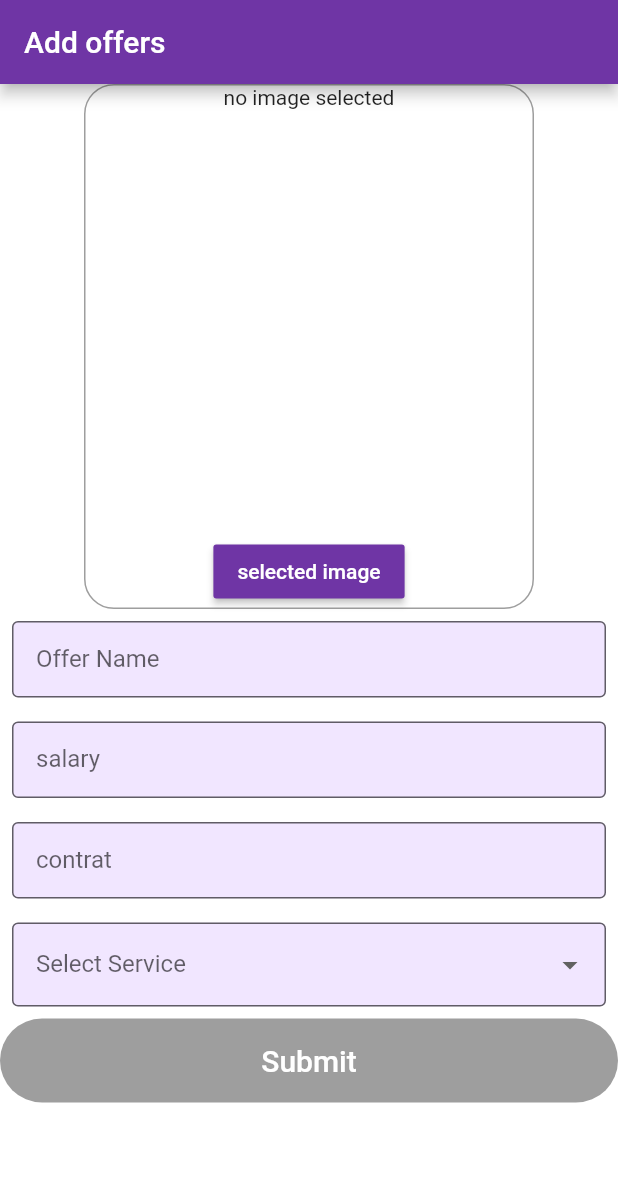
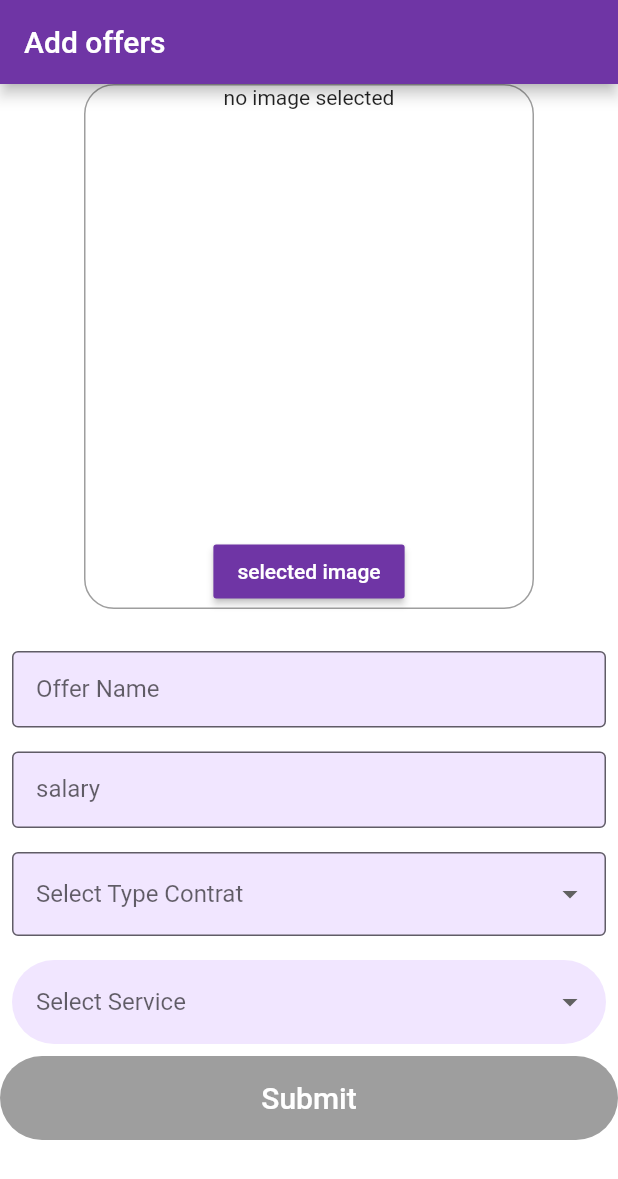
Before and after one commit to maleekhamza/Project_PP, a Flutter app: the addnote screen opened directly, on a phone screen of 412 x 824 dp. Shown: the top 1179 px of the screen. Run offline on Flutter 3.47's test engine with Material 2 defaults, Android fonts, the phone set to English and light mode, and no system bars; our stand-ins replace cloud_firestore, firebase_auth, firebase_core, firebase_storage, flutter_svg, image_picker; accounts and stored records are empty.

Commit message:
inspect widget error

```diff
--- a/lib/addpost.dart
+++ b/lib/addpost.dart
@@ -29,16 +29,24 @@ class _addnoteState extends State<addnote> {
     'Adminstration'
   ];
 
+  final typeContrat = [
+    'CDI',
+    'CDD'
+  ];
+
   String ? SelectedServices;
+  String ? SelectedContrat;
+
 
   CollectionReference ref = FirebaseFirestore.instance.collection('posts');
 
   Future<void> addOffer() async {
     final  imageurl= await uploadImage(_image!);
+
     final data = {
       'offer name': title.text,
       'salary': Salary.text,
-      'contrat': Salary.text,
+      'contrat': SelectedContrat,
       'services': SelectedServices,
       'images':imageurl
     };
@@ -88,8 +96,8 @@ class _addnoteState extends State<addnote> {
           child: Column(
             children: [
                Container(
-                  width: 300,
-                  height: 350,
+                 width: 300,
+                 height: 350,
                   decoration: BoxDecoration(
                       borderRadius: BorderRadius.circular(20),
                       border: Border.all(color: Colors.grey)
@@ -103,10 +111,9 @@ class _addnoteState extends State<addnote> {
                             Center(child: Text('no image selected')) :
                             Image.file(
                               _image! ,
-                              fit: BoxFit.fitWidth,),
+                              width: 300,
+                              height: 300,),
                           ),
-
-
                         MaterialButton(
                             onPressed: () {
                           imagePicker();
@@ -119,6 +126,8 @@ class _addnoteState extends State<addnote> {
                     ),
                   ),
                 ),
+              SizedBox(
+                  height: 20.0),
               Padding(padding: const EdgeInsets.all(8.0),
                 child: TextField(
                   controller: title,
@@ -134,19 +143,30 @@ class _addnoteState extends State<addnote> {
                       border: OutlineInputBorder(), label: Text("salary")),
                 ),
               ),
-              Padding(
-                padding: const EdgeInsets.all(8.0),
-                child: TextField(
-                  controller: Contrat,
-                  decoration: InputDecoration(
-                      border: OutlineInputBorder(), label: Text("contrat")),
-                ),
-              ),
+
               Padding(
                   padding: const EdgeInsets.all(8.0),
                   child: DropdownButtonFormField(
                       decoration: InputDecoration(
                           border: OutlineInputBorder(),
+                          label: Text("Select Type Contrat")
+                      ),
+                      items: typeContrat
+                          .map((e) =>
+                          DropdownMenuItem(
+                            child: Text(e),
+                            value: e,
+                          ))
+                          .toList(),
+                      onChanged: (val) {
+                        SelectedContrat = val as String?;
+                      })
+              ),
+              Padding(
+                  padding: const EdgeInsets.all(8.0),
+                  child:  DropdownButtonFormField(
+                      value: SelectedServices,
+                      decoration: InputDecoration(
                           label: Text("Select Service")
                       ),
                       items: offerServices
```
Also changed, not shown: lib/update.dart (+31 -10 lines).
